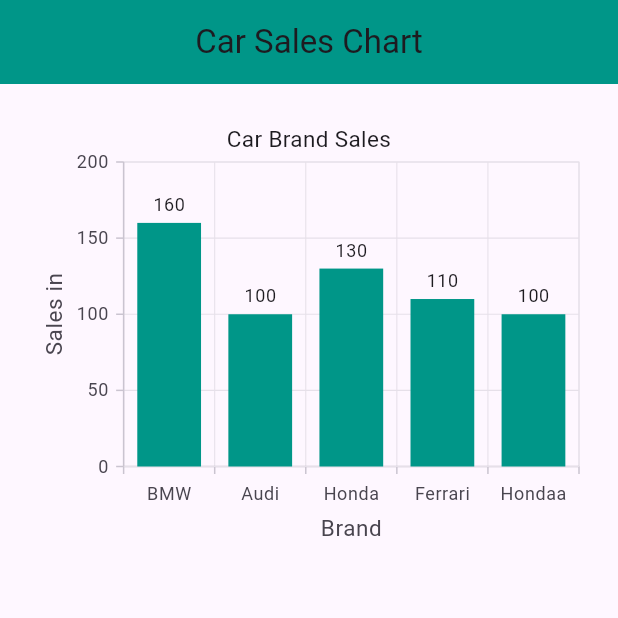
After one commit to MdAbuessa/Essential-Code, a Flutter app: the screen it shows after launch, after a tap on "Syncfusion Chart Page", on a phone screen of 412 x 824 dp, the top half of it. The commit adds this screen. Run offline on Flutter 3.47's test engine with Material 3 defaults, Android fonts, the phone set to English and light mode, and no system bars; our stand-ins replace fl_chart, percent_indicator, syncfusion_flutter_charts.

Commit message:
add syncfusion chart

```diff
--- a/lib/chart_screen.dart
+++ b/lib/chart_fl_screen.dart
@@ -2,18 +2,18 @@ import 'package:fl_chart/fl_chart.dart';
 
 import 'package:flutter/material.dart';
 
-class BarChartSample4 extends StatefulWidget {
-  BarChartSample4({super.key});
+class ChartFlScreen extends StatefulWidget {
+  ChartFlScreen({super.key});
 
   final Color dark = Colors.black;
   final Color normal = Colors.green;
   final Color light = Colors.red;
 
   @override
-  State<StatefulWidget> createState() => BarChartSample4State();
+  State<StatefulWidget> createState() => ChartFlScreenState();
 }
 
-class BarChartSample4State extends State<BarChartSample4> {
+class ChartFlScreenState extends State<ChartFlScreen> {
   Widget bottomTitles(double value, TitleMeta meta) {
     TextStyle style = TextStyle(
       color: Colors.green,
@@ -59,7 +59,7 @@ class BarChartSample4State extends State<BarChartSample4> {
   @override
   Widget build(BuildContext context) {
     return Card(
-      color: Colors.purple,
+      color: Colors.lightGreen,
       shape: RoundedRectangleBorder(borderRadius: BorderRadius.circular(15)),
 
       child: Column(
--- /dev/null
+++ b/lib/chart_syncfusion_screen.dart
@@ -0,0 +1,62 @@
+import 'package:flutter/material.dart';
+import 'package:syncfusion_flutter_charts/charts.dart';
+import 'package:intl/intl.dart'; // For compact number format (e.g. 20M)
+
+// Data model class for sales data
+class SalesData {
+  final String brand;
+  final int sales;
+
+  SalesData(this.brand, this.sales);
+}
+
+class ChartSyncfusionScreen extends StatelessWidget {
+  // Sample data
+  final List<SalesData> chartData = [
+    SalesData('BMW', 160),
+    SalesData('Audi', 100),
+    SalesData('Honda', 130),
+    SalesData('Ferrari', 110),
+    SalesData('Hondaa', 100),
+  ];
+
+  @override
+  Widget build(BuildContext context) {
+    return MaterialApp(
+      title: 'Car Sales Chart',
+      home: Scaffold(
+        appBar: AppBar(
+          backgroundColor: Colors.teal,
+          title: Text('Car Sales Chart'),
+          centerTitle: true,
+        ),
+        body: Padding(
+          padding: const EdgeInsets.all(16.0),
+          child: Container(
+            height: 300,
+
+            child: SfCartesianChart(
+              title: ChartTitle(text: 'Car Brand Sales'),
+              tooltipBehavior: TooltipBehavior(enable: false),
+              primaryXAxis: CategoryAxis(title: AxisTitle(text: 'Brand')),
+              primaryYAxis: NumericAxis(
+                title: AxisTitle(text: 'Sales in'),
+                numberFormat: NumberFormat.compact(),
+              ),
+              series: <CartesianSeries<SalesData, String>>[
+                ColumnSeries<SalesData, String>(
+                  dataSource: chartData,
+                  xValueMapper: (SalesData data, _) => data.brand,
+                  yValueMapper: (SalesData data, _) => data.sales,
+                  name: 'Sales',
+                  dataLabelSettings: DataLabelSettings(isVisible: true),
+                  color: Colors.teal,
+                ),
+              ],
+            ),
+          ),
+        ),
+      ),
+    );
+  }
+}
--- a/lib/main.dart
+++ b/lib/main.dart
@@ -1,7 +1,8 @@
 import 'package:flutter/material.dart';
 import 'package:flutter/services.dart';
 import 'package:media_query/catagory_show.dart';
-import 'package:media_query/chart_screen.dart';
+import 'package:media_query/chart_fl_screen.dart';
+import 'package:media_query/chart_syncfusion_screen.dart';
 import 'package:media_query/checkbox.dart';
 import 'package:media_query/container_color_change.dart';
 import 'package:media_query/container_inkwell.dart';
@@ -257,10 +258,22 @@ class _RegFormState extends State<RegForm> {
                 onPressed: () {
                   Navigator.push(
                     context,
-                    MaterialPageRoute(builder: (context) => BarChartSample4()),
+                    MaterialPageRoute(builder: (context) => ChartFlScreen()),
                   );
                 },
-                child: Text('Chart Page'),
+                child: Text('FL Chart Page'),
+              ),
+              SizedBox(height: 20),
+              ElevatedButton(
+                onPressed: () {
+                  Navigator.push(
+                    context,
+                    MaterialPageRoute(
+                      builder: (context) => ChartSyncfusionScreen(),
+                    ),
+                  );
+                },
+                child: Text('Syncfusion Chart Page'),
               ),
             ],
           ),
--- a/pubspec.yaml
+++ b/pubspec.yaml
@@ -38,7 +38,8 @@ dependencies:
 
   flutter_svg: ^2.0.17
   fl_chart: ^0.70.2
-
+  syncfusion_flutter_charts: ^29.1.35
+  intl: ^0.18.1
 
 dev_dependencies:
   flutter_test:
```
Also changed, not shown: pubspec.lock.
